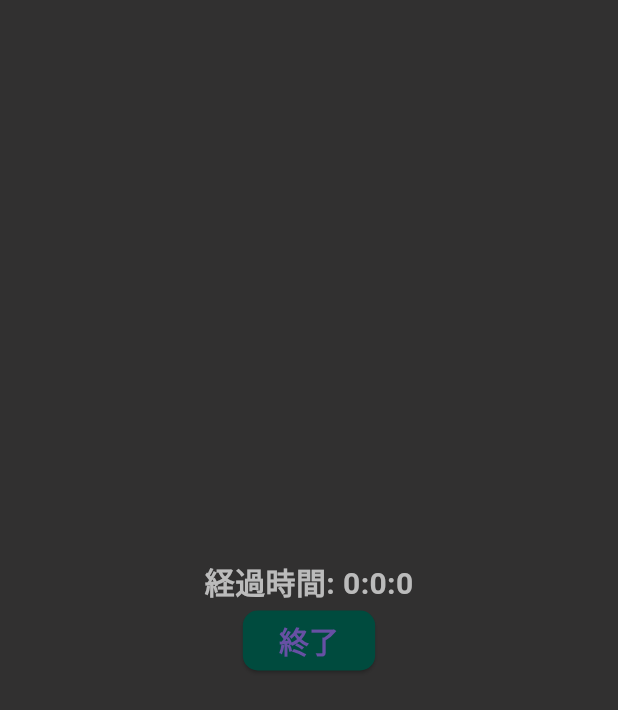
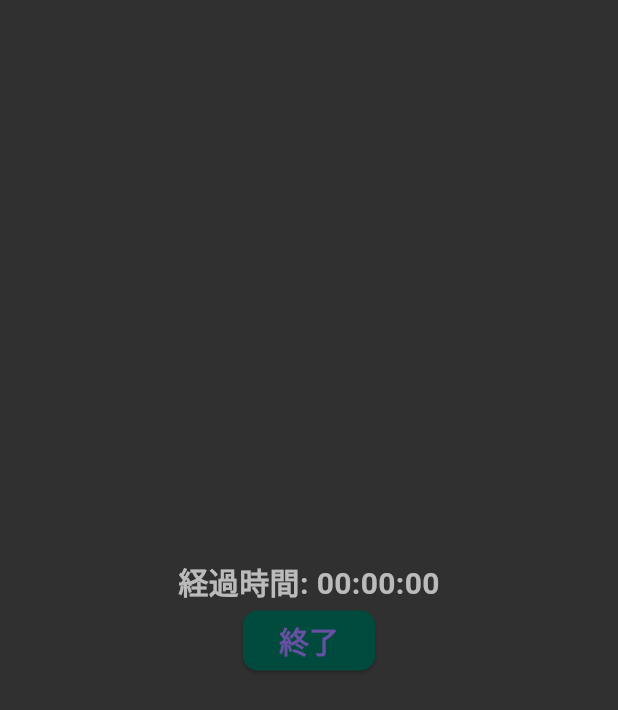
Before and after one commit to kip-i/grofessor, a Flutter app: the SampleScreen screen opened directly, on a phone screen of 412 x 824 dp. Shown: the top 710 px of the screen. Run offline on Flutter 3.47's test engine with Material 3 defaults, Android fonts, the phone set to English and light mode, and no system bars; our stand-ins replace cloud_firestore, firebase_auth, firebase_core, flutter_riverpod, freezed_annotation, marquee and 3 more; missing offline and left inert: dart:ffi, flutter_cube; accounts and stored records are empty; generated files the repository leaves out were written again; network calls fail.

Commit message:
update:計測時間の表示変更

```diff
--- a/lib/sample_screen.dart
+++ b/lib/sample_screen.dart
@@ -26,11 +26,20 @@ class _SampleScreenState extends ConsumerState<SampleScreen> {
   Widget build(BuildContext context) {
     final state = ref.watch(sampleScreenProvider); // 状態を監視
     Duration totalDuration = state.totalDuration;
-    int hours = totalDuration.inHours;
-    int minutes = (totalDuration.inMinutes % 60);
-    int seconds = (totalDuration.inSeconds % 60);
+    String hours = (totalDuration.inHours).toString();
+    String minutes = (totalDuration.inMinutes % 60).toString();
+    String seconds = (totalDuration.inSeconds % 60).toString();
+    if (hours.length == 1) {
+      hours = '0$hours';
+    }
+    if (minutes.length == 1) {
+      minutes = '0$minutes';
+    }
+    if (seconds.length == 1) {
+      seconds = '0$seconds';
+    }
     return Scaffold(
-        backgroundColor: Color.fromARGB(255, 49, 48, 48),
+      backgroundColor: const Color.fromARGB(255, 49, 48, 48),
       body: Stack(
         children: [
           Center(
@@ -39,7 +48,7 @@ class _SampleScreenState extends ConsumerState<SampleScreen> {
               children: [
                 Text(
                   '経過時間: $hours:$minutes:$seconds',
-                    style: TextStyle(
+                  style: const TextStyle(
                     fontSize: 20,
                     fontWeight: FontWeight.bold,
                     color: Color.fromARGB(255, 187, 187, 187),
@@ -59,7 +68,7 @@ class _SampleScreenState extends ConsumerState<SampleScreen> {
                         borderRadius: BorderRadius.circular(10),
                       ),
                     ),
-                    child: Text(
+                    child: const Text(
                       '終了',
                       style:
                         TextStyle(fontSize: 20, fontWeight: FontWeight.bold),
@@ -69,6 +78,7 @@ class _SampleScreenState extends ConsumerState<SampleScreen> {
             ),
           ),
         ],
-        ));
+      )
+    );
   }
 }
```
Lines whose indentation alone changed are shown as unchanged.
